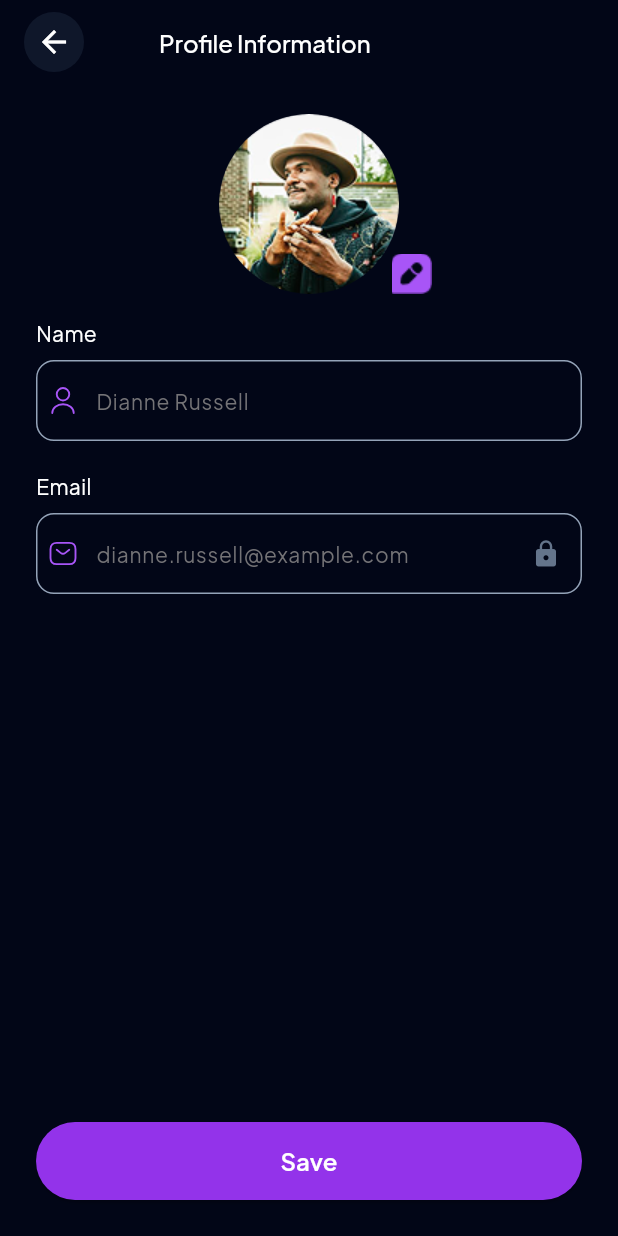
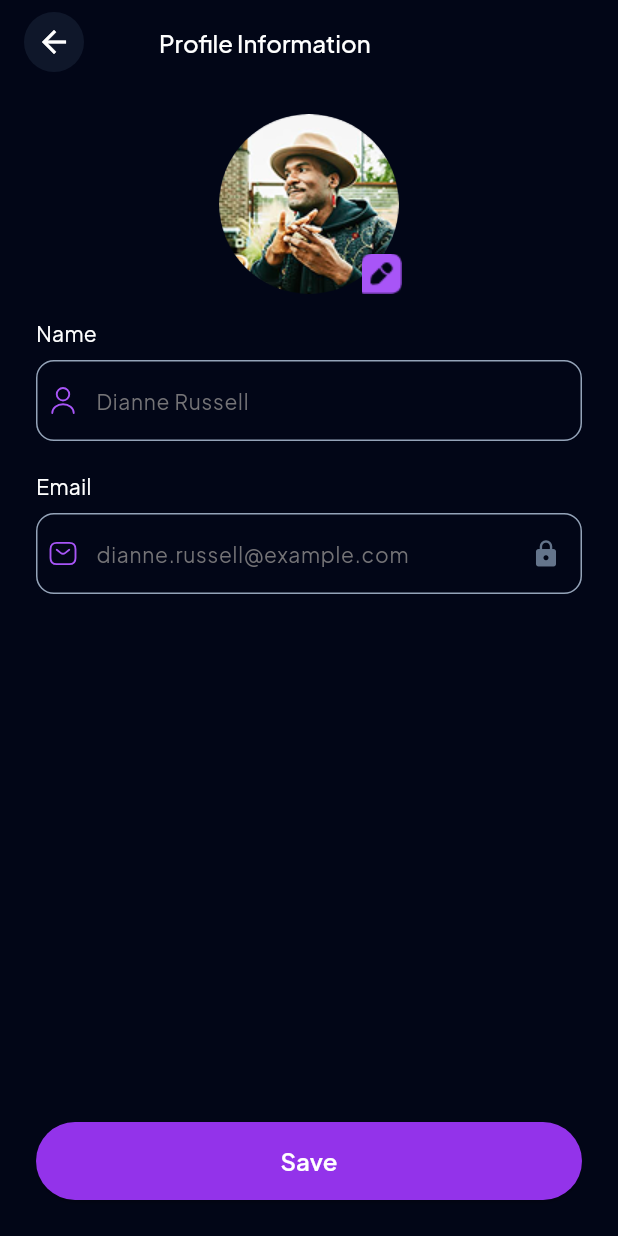
Before and after one commit to MdLimon123/String-Tune-App, a Flutter app: the ProfilePage screen opened by its route, after a tap on "Profile Information", on a phone screen of 412 x 824 dp. Run offline on Flutter 3.47's test engine with Material 3 defaults, Android fonts, the phone set to English and light mode, and no system bars; our stand-ins replace connectivity_plus, flutter_svg, get, image_picker, shared_preferences; accounts and stored records are empty.

Commit message:
update code

```diff
--- a/lib/app/features/match/view/match_your_setup_page.dart
+++ b/lib/app/features/match/view/match_your_setup_page.dart
@@ -281,7 +281,7 @@ class _MatchYourSetupPageState extends State<MatchYourSetupPage> {
                   showTuningDropdown = false;
                   showStringTypeDropdown = false;
                 }),
-                child: Container(color: Colors.black.withOpacity(0.3)),
+                child: Container(color: Colors.black.withValues(alpha:  0.3)),
               ),
             ),
           if (showTuningDropdown)
--- a/lib/app/features/profile/controller/profile_controller.dart
+++ b/lib/app/features/profile/controller/profile_controller.dart
@@ -1,3 +1,29 @@
+import 'dart:io';
+
+import 'package:demo_project/app/core/utils/image_utils.dart';
 import 'package:get/get.dart';
 
-class ProfileController extends GetxController{}
+class ProfileController extends GetxController{
+  Rx<File?> profileImage = Rx<File?>(null);
+
+  File? get validProfileImage {
+    if (profileImage.value == null) return null;
+    if (!profileImage.value!.existsSync()) {
+      profileImage.value = null;
+      return null;
+    }
+    return profileImage.value;
+  }
+
+
+  Future<void> pickUserProfileImage({bool fromCamera = false}) async {
+    final pickedFile = await ImageUtils.pickAndCropImage(
+      fromCamera: fromCamera,
+    );
+
+    if (pickedFile != null && pickedFile.existsSync()) {
+      profileImage.value = pickedFile;
+    }
+  }
+
+}
--- a/lib/app/features/profile/view/personal_info_page.dart
+++ b/lib/app/features/profile/view/personal_info_page.dart
@@ -2,8 +2,10 @@ import 'package:demo_project/app/core/theme/app_colors.dart';
 import 'package:demo_project/app/core/utils/custom_appbar.dart';
 import 'package:demo_project/app/core/utils/custom_button.dart';
 import 'package:demo_project/app/core/utils/custom_text_field.dart';
+import 'package:demo_project/app/features/profile/controller/profile_controller.dart';
 import 'package:flutter/material.dart';
 import 'package:flutter_svg/flutter_svg.dart';
+import 'package:get/get.dart';
 
 class PersonalInfoPage extends StatefulWidget {
   const PersonalInfoPage({super.key});
@@ -28,29 +30,62 @@ class _PersonalInfoPageState extends State<PersonalInfoPage> {
                 crossAxisAlignment: CrossAxisAlignment.start,
                 children: [
                   // Profile image
-                  Stack(
+                  Obx(() {
+                    final controller = Get.find<ProfileController>();
+                    return Stack(
                       alignment: Alignment.center,
                       children: [
-                      Center(
+                        controller.validProfileImage == null
+                            ? Center(
                                 child: Container(
                                   width: 120,
                                   height: 120,
                                   decoration: const BoxDecoration(
                                     shape: BoxShape.circle,
                                     image: DecorationImage(
-                              image: AssetImage('assets/image/user.png'),
+                                      image: AssetImage(
+                                        'assets/image/user.png',
+                                      ),
                                       fit: BoxFit.cover,
+                                    ),
+                                  ),
+                                ),
+                              )
+                            : Center(
+                                child: Container(
+                                  width: 120,
+                                  height: 120,
+                                  decoration: BoxDecoration(
+                                    shape: BoxShape.circle,
+                                    border: Border.all(
+                                      color: Colors.grey.shade500
+                                    ),
+                                    image: DecorationImage(
+                                      image: FileImage(
+                                        controller.validProfileImage!,
+                                      ),
+                                      fit: BoxFit.cover,
+                                      colorFilter: ColorFilter.mode(
+                                        Colors.black.withValues(alpha: 0.30),
+                                        BlendMode.darken,
+                                      ),
                                     ),
                                   ),
                                 ),
                               ),
                         Positioned(
                           bottom: 0,
-                        right: 100,
+                          right: 120,
+                          child: InkWell(
+                            onTap: () {
+                              controller.pickUserProfileImage();
+                            },
                             child: Image.asset('assets/image/edit.png'),
                           ),
+                        ),
                       ],
-                  ),
+                    );
+                  }),
 
                   const SizedBox(height: 16),
                   const Text(
--- a/lib/app/features/profile/view/profile_page.dart
+++ b/lib/app/features/profile/view/profile_page.dart
@@ -3,6 +3,7 @@ import 'package:demo_project/app/features/profile/view/aboutus_page.dart';
 import 'package:demo_project/app/features/profile/view/personal_info_page.dart';
 import 'package:demo_project/app/features/profile/view/privacy_police_page.dart';
 import 'package:demo_project/app/features/profile/view/terms_of_service_page.dart';
+import 'package:demo_project/app/features/profile/binding/profile_binding.dart';
 import 'package:flutter/material.dart';
 import 'package:flutter_svg/flutter_svg.dart';
 import 'package:get/get_core/src/get_main.dart';
@@ -33,7 +34,7 @@ class _ProfilePageState extends State<ProfilePage> {
           children: [
             _customListTile(
               onTap: () {
-                Get.to(() => PersonalInfoPage());
+                Get.to(() => PersonalInfoPage(), binding: ProfileBinding());
               },
               image: "assets/icon/person.svg",
               title: 'Profile Information',
--- a/pubspec.yaml
+++ b/pubspec.yaml
@@ -20,6 +20,8 @@ dependencies:
   shared_preferences: ^2.3.0
   connectivity_plus: ^6.1.4
   flutter_svg: ^2.2.4
+  image_picker: ^1.2.1
+  path_provider: ^2.1.5
 
 dev_dependencies:
   flutter_test:
```
Also changed, not shown: lib/app/core/utils/image_utils.dart (added, +33 -0 lines), lib/app/features/library/view/match_feed_in_page.dart (+8 -7 lines), lib/app/features/library/view/view_page.dart (+8 -6 lines), pubspec.lock, 5 other files. Lines whose indentation alone changed are shown as unchanged.
